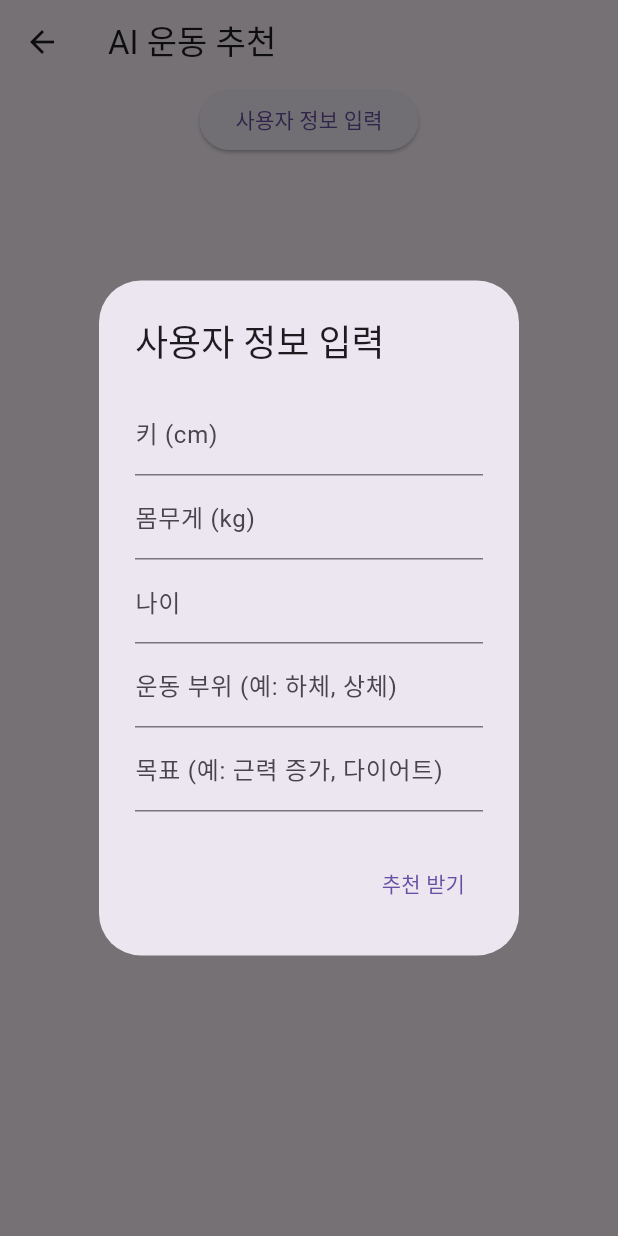
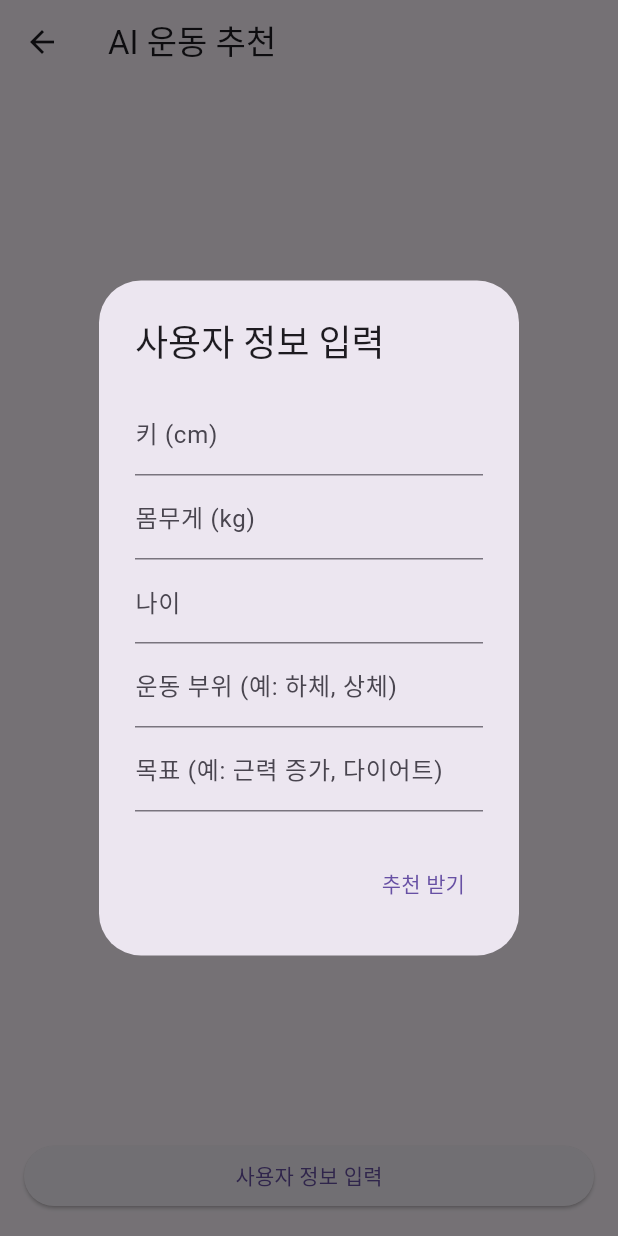
Before and after one commit to choihojean/fitnessapp_capstone, a Flutter app: the ScreenAI screen opened directly, after a tap on "사용자 정보 입력", on a phone screen of 412 x 824 dp. Run offline on Flutter 3.47's test engine with Material 3 defaults, Android fonts, the phone set to English and light mode, and no system bars; our stand-ins replace flutter_dotenv, image_picker, shared_preferences, sqflite, table_calendar; accounts and stored records are empty.

Commit message:
refactor: AI루틴 추천 로그아웃 및 앱 종료 시에도 저장

```diff
--- a/knufit/lib/database/db_helper.dart
+++ b/knufit/lib/database/db_helper.dart
@@ -348,4 +348,6 @@ class DBHelper {
     }
     return null;
   }
+
+
 }
--- a/knufit/lib/screen/ai_screen/screen_ai.dart
+++ b/knufit/lib/screen/ai_screen/screen_ai.dart
@@ -2,6 +2,7 @@ import 'package:flutter/material.dart';
 import 'package:http/http.dart' as http;
 import 'dart:convert';
 import 'package:flutter_dotenv/flutter_dotenv.dart';
+import 'package:shared_preferences/shared_preferences.dart';
 
 class ScreenAI extends StatefulWidget {
   @override
@@ -12,6 +13,29 @@ class _ScreenAIState extends State<ScreenAI> {
   final _formKey = GlobalKey<FormState>();
   String? height, weight, age, targetArea, goal;
   List<String> routines = [];
+
+  @override
+  void initState() {
+    super.initState();
+    _loadSavedRoutines();
+  }
+
+  // SharedPreferences에서 저장된 루틴을 불러오는 메서드
+  Future<void> _loadSavedRoutines() async {
+    SharedPreferences prefs = await SharedPreferences.getInstance();
+    List<String>? savedRoutines = prefs.getStringList('saved_routines');
+    if (savedRoutines != null) {
+      setState(() {
+        routines = savedRoutines;
+      });
+    }
+  }
+
+  // 추천받은 루틴을 SharedPreferences에 저장하는 메서드
+  Future<void> _saveRoutinesToPrefs(List<String> routines) async {
+    SharedPreferences prefs = await SharedPreferences.getInstance();
+    await prefs.setStringList('saved_routines', routines);
+  }
 
   // OpenAI API 호출 메서드
   Future<void> _sendDataToGPTAPI() async {
@@ -51,6 +75,7 @@ class _ScreenAIState extends State<ScreenAI> {
       setState(() {
         routines = workoutRoutines;
       });
+      _saveRoutinesToPrefs(workoutRoutines); // 추천받은 루틴을 저장
     } else {
       print('추천 실패: ${response.body}');
     }
@@ -115,10 +140,6 @@ class _ScreenAIState extends State<ScreenAI> {
       ),
       body: Column(
         children: [
-          ElevatedButton(
-            onPressed: _showUserInfoInputDialog,
-            child: Text('사용자 정보 입력'),
-          ),
           Expanded(
             child: ListView.builder(
               itemCount: routines.length,
@@ -131,6 +152,13 @@ class _ScreenAIState extends State<ScreenAI> {
             ),
           ),
         ],
+      ),
+      bottomNavigationBar: Padding(
+        padding: const EdgeInsets.all(16.0),
+        child: ElevatedButton(
+          onPressed: _showUserInfoInputDialog,
+          child: Text('사용자 정보 입력'),
+        ),
       ),
     );
   }
```
Also changed, not shown: knufit/lib/auth/auth_helper.dart (+5 -2 lines).
